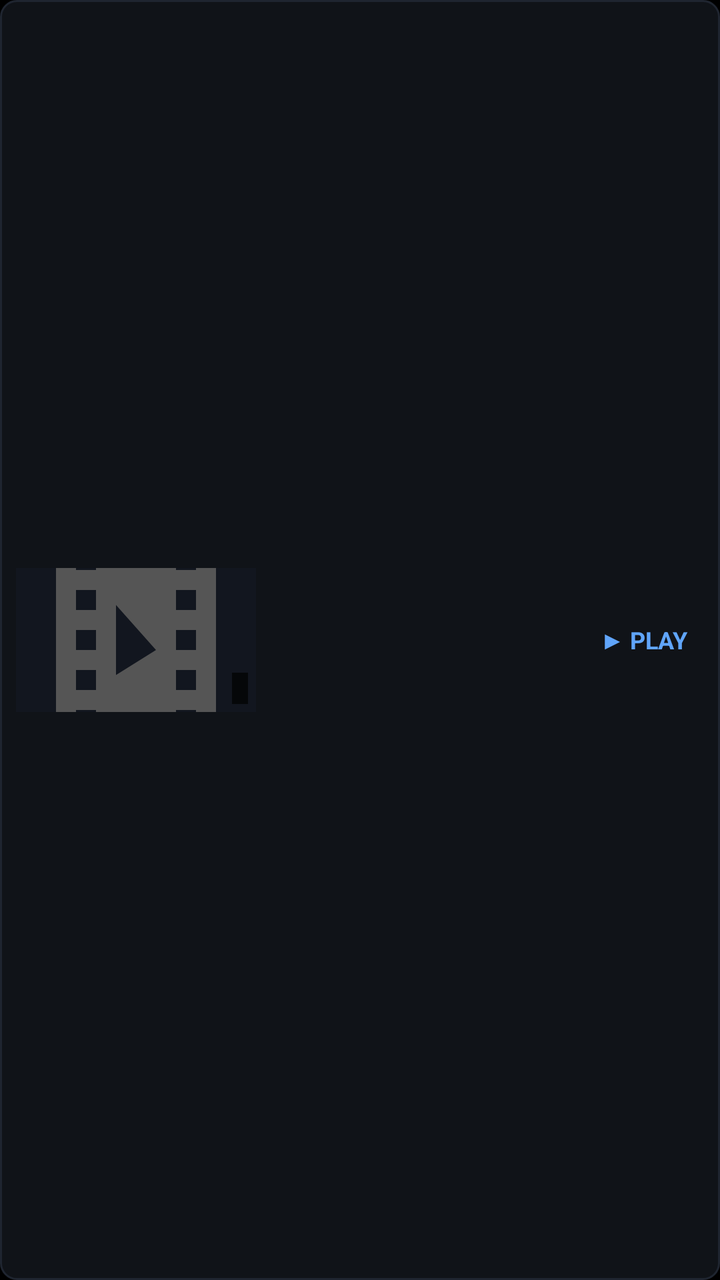
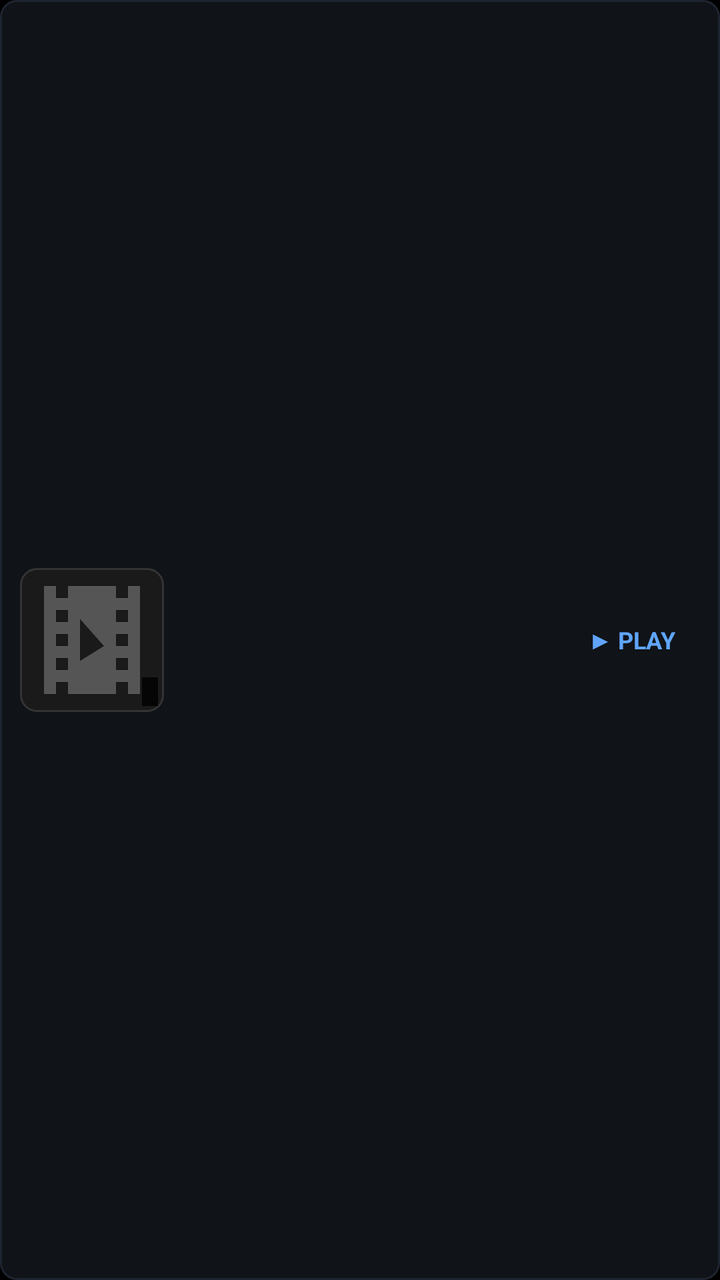

An Android layout rendered at two revisions. The XML below is the earlier revision; the diff shows what the commit changed to produce the second picture.
<!-- AndroidManifest.xml: application theme Theme.MyApplication -->
<!-- res/layout/item_video_list.xml -->
<?xml version="1.0" encoding="utf-8"?>
<LinearLayout xmlns:android="http://schemas.android.com/apk/res/android"
    android:layout_width="match_parent"
    android:layout_height="wrap_content"
    android:layout_marginStart="16dp"
    android:layout_marginTop="4dp"
    android:layout_marginEnd="16dp"
    android:layout_marginBottom="4dp"
    android:background="@drawable/bg_card_tv_list"
    android:clickable="true"
    android:focusable="true"
    android:gravity="center_vertical"
    android:orientation="horizontal"
    android:padding="8dp">

    
    <FrameLayout
        android:layout_width="120dp"
        android:layout_height="72dp">

        <ImageView
            android:id="@+id/iv_video_thumb"
            android:layout_width="match_parent"
            android:layout_height="match_parent"
            android:background="#12161F"
            android:contentDescription="@string/video_item"
            android:scaleType="centerCrop"
            android:src="@drawable/ic_video_placeholder" />

        <TextView
            android:id="@+id/tv_video_badge"
            android:layout_width="wrap_content"
            android:layout_height="wrap_content"
            android:layout_gravity="bottom|end"
            android:layout_margin="4dp"
            android:background="#B3000000"
            android:paddingStart="4dp"
            android:paddingTop="1dp"
            android:paddingEnd="4dp"
            android:paddingBottom="1dp"
            android:textColor="#E2E8F0"
            android:textSize="10sp"
            android:textStyle="bold" />

    </FrameLayout>

    
    <LinearLayout
        android:layout_width="0dp"
        android:layout_height="wrap_content"
        android:layout_marginStart="16dp"
        android:layout_weight="1"
        android:orientation="vertical">

        <TextView
            android:id="@+id/tv_video_name"
            android:layout_width="match_parent"
            android:layout_height="wrap_content"
            android:ellipsize="end"
            android:maxLines="1"
            android:textColor="@color/white"
            android:textSize="15sp"
            android:textStyle="bold" />

        <LinearLayout
            android:layout_width="wrap_content"
            android:layout_height="wrap_content"
            android:layout_marginTop="4dp"
            android:gravity="center_vertical"
            android:orientation="horizontal">

            <TextView
                android:id="@+id/tv_video_size"
                android:layout_width="wrap_content"
                android:layout_height="wrap_content"
                android:textColor="@color/text_secondary"
                android:textSize="12sp" />

        </LinearLayout>

    </LinearLayout>

    <TextView
        android:layout_width="wrap_content"
        android:layout_height="wrap_content"
        android:layout_marginEnd="8dp"
        android:text="▶ PLAY"
        android:textColor="@color/tv_accent_glow"
        android:textSize="12sp"
        android:textStyle="bold" />

</LinearLayout>
<!-- resources referenced by this layout -->
<resources>
  <color name="text_secondary">#AAAAAA</color>
  <color name="tv_accent_glow">#60A5FA</color>
  <color name="white">#FFFFFF</color>
  <!-- drawable bg_card_tv_list (drawable) -->
  <?xml version="1.0" encoding="utf-8"?>
  <selector xmlns:android="http://schemas.android.com/apk/res/android">
      <item android:state_focused="true">
          <shape android:shape="rectangle">
              <solid android:color="#FF1E2633" />
              <stroke android:width="2dp" android:color="#FFFFFF" />
              <corners android:radius="8dp" />
          </shape>
      </item>
      <item android:state_pressed="true">
          <shape android:shape="rectangle">
              <solid android:color="#FF1E2633" />
              <stroke android:width="2dp" android:color="#60A5FA" />
              <corners android:radius="8dp" />
          </shape>
      </item>
      <item>
          <shape android:shape="rectangle">
              <solid android:color="#FF101318" />
              <stroke android:width="1dp" android:color="#1F2530" />
              <corners android:radius="8dp" />
          </shape>
      </item>
  </selector>
  <!-- drawable ic_video_placeholder (drawable) -->
  <?xml version="1.0" encoding="utf-8"?>
  <vector xmlns:android="http://schemas.android.com/apk/res/android"
      android:width="48dp"
      android:height="48dp"
      android:viewportWidth="24"
      android:viewportHeight="24">
      <path
          android:fillColor="#555555"
          android:pathData="M18,3v2h-2V3H8v2H6V3H4v18h2v-2h2v2h8v-2h2v2h2V3H18zM8,17H6v-2h2V17zM8,13H6v-2h2V13zM8,9H6V7h2V9zM14,13l-4,2.5V8.5L14,13zM18,17h-2v-2h2V17zM18,13h-2v-2h2V13zM18,9h-2V7h2V9z" />
  </vector>
  <string name="video_item">Video</string>
  <style name="Theme.MyApplication" parent="Theme.AppCompat.NoActionBar">
          <item name="android:windowBackground">@color/black</item>
          <item name="android:colorBackground">@color/black</item>
          <item name="android:textColorPrimary">@color/white</item>
          <item name="android:textColorSecondary">@color/text_secondary</item>
          <item name="android:windowFullscreen">true</item>
          <item name="android:windowContentOverlay">@null</item>
      </style>
  <color name="black">#000000</color>
</resources>

<!-- the commit's change to res/layout/item_video_list.xml (unified diff, before → after) -->
@@ -2,27 +2,27 @@
 <LinearLayout xmlns:android="http://schemas.android.com/apk/res/android"
     android:layout_width="match_parent"
     android:layout_height="wrap_content"
-    android:layout_marginStart="16dp"
+    android:layout_marginStart="24dp"
     android:layout_marginTop="4dp"
-    android:layout_marginEnd="16dp"
+    android:layout_marginEnd="24dp"
     android:layout_marginBottom="4dp"
     android:background="@drawable/bg_card_tv_list"
     android:clickable="true"
     android:focusable="true"
     android:gravity="center_vertical"
     android:orientation="horizontal"
-    android:padding="8dp">
+    android:padding="10dp">
 
     
     <FrameLayout
-        android:layout_width="120dp"
-        android:layout_height="72dp">
+        android:layout_width="72dp"
+        android:layout_height="72dp"
+        android:background="@drawable/bg_album_art">
 
         <ImageView
             android:id="@+id/iv_video_thumb"
             android:layout_width="match_parent"
             android:layout_height="match_parent"
-            android:background="#12161F"
             android:contentDescription="@string/video_item"
             android:scaleType="centerCrop"
             android:src="@drawable/ic_video_placeholder" />
@@ -32,14 +32,14 @@
             android:layout_width="wrap_content"
             android:layout_height="wrap_content"
             android:layout_gravity="bottom|end"
-            android:layout_margin="4dp"
-            android:background="#B3000000"
+            android:layout_margin="3dp"
+            android:background="#CC000000"
             android:paddingStart="4dp"
             android:paddingTop="1dp"
             android:paddingEnd="4dp"
             android:paddingBottom="1dp"
             android:textColor="#E2E8F0"
-            android:textSize="10sp"
+            android:textSize="9sp"
             android:textStyle="bold" />
 
     </FrameLayout>
@@ -65,7 +65,7 @@
         <LinearLayout
             android:layout_width="wrap_content"
             android:layout_height="wrap_content"
-            android:layout_marginTop="4dp"
+            android:layout_marginTop="6dp"
             android:gravity="center_vertical"
             android:orientation="horizontal">
 
@@ -83,7 +83,7 @@
     <TextView
         android:layout_width="wrap_content"
         android:layout_height="wrap_content"
-        android:layout_marginEnd="8dp"
+        android:layout_marginEnd="12dp"
         android:text="▶ PLAY"
         android:textColor="@color/tv_accent_glow"
         android:textSize="12sp"
<!-- resource entries referenced after the edit -->
@@ -3,6 +3,16 @@
   <color name="text_secondary">#AAAAAA</color>
   <color name="tv_accent_glow">#60A5FA</color>
   <color name="white">#FFFFFF</color>
+  <!-- drawable bg_album_art (drawable) -->
+  <?xml version="1.0" encoding="utf-8"?>
+  <shape xmlns:android="http://schemas.android.com/apk/res/android"
+      android:shape="rectangle">
+      <solid android:color="#1A1A1A" />
+      <stroke
+          android:width="1dp"
+          android:color="#333333" />
+      <corners android:radius="8dp" />
+  </shape>
   <!-- drawable bg_card_tv_list (drawable) -->
   <?xml version="1.0" encoding="utf-8"?>
   <selector xmlns:android="http://schemas.android.com/apk/res/android">
